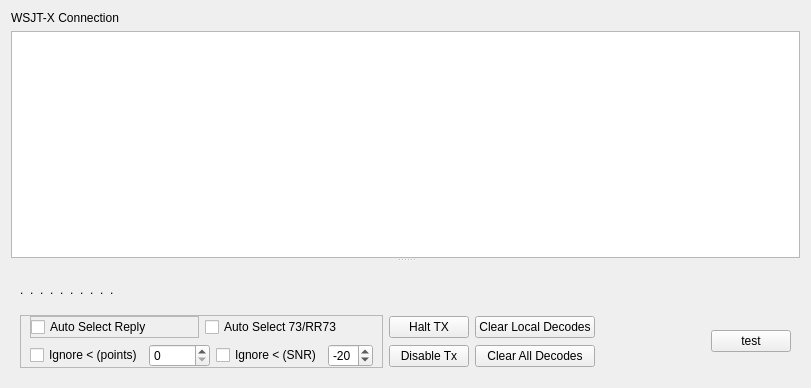
Qt form mqt/MqtLogger/WsjtxFrame.ui (Rsclub22/Minos2-Mirror) before a commit.
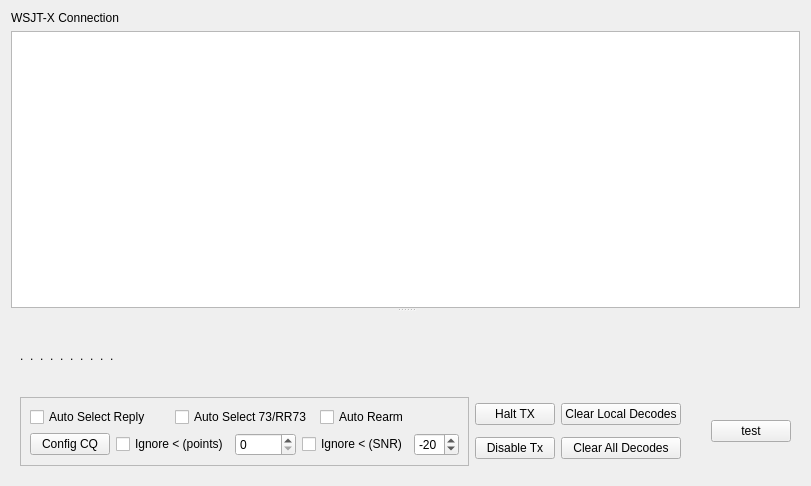
The same form after that commit. Custom widgets are drawn as their Qt base class.

Patch:
```diff
--- a/mqt/MqtLogger/WsjtxFrame.ui
+++ b/mqt/MqtLogger/WsjtxFrame.ui
@@ -7,7 +7,7 @@
     <x>0</x>
     <y>0</y>
     <width>811</width>
-    <height>388</height>
+    <height>486</height>
    </rect>
   </property>
   <property name="windowTitle">
@@ -80,7 +80,7 @@
          <x>0</x>
          <y>0</y>
          <width>793</width>
-         <height>122</height>
+         <height>157</height>
         </rect>
        </property>
        <property name="sizePolicy">
@@ -185,7 +185,7 @@
          </layout>
         </item>
         <item>
-         <layout class="QHBoxLayout" name="horizontalLayout_7">
+         <layout class="QHBoxLayout" name="horizontalLayout_5">
           <item>
            <widget class="QFrame" name="autoSelectReplyFrame">
             <property name="sizePolicy">
@@ -201,42 +201,9 @@
              <enum>QFrame::Raised</enum>
             </property>
             <layout class="QVBoxLayout" name="verticalLayout">
-             <property name="topMargin">
-              <number>0</number>
-             </property>
-             <property name="bottomMargin">
-              <number>0</number>
-             </property>
              <item>
               <layout class="QHBoxLayout" name="horizontalLayout_3">
                <item>
-                <widget class="QFrame" name="frame">
-                 <property name="frameShape">
-                  <enum>QFrame::StyledPanel</enum>
-                 </property>
-                 <property name="frameShadow">
-                  <enum>QFrame::Raised</enum>
-                 </property>
-                 <property name="lineWidth">
-                  <number>2</number>
-                 </property>
-                 <layout class="QHBoxLayout" name="horizontalLayout_5">
-                  <property name="spacing">
-                   <number>0</number>
-                  </property>
-                  <property name="leftMargin">
-                   <number>0</number>
-                  </property>
-                  <property name="topMargin">
-                   <number>0</number>
-                  </property>
-                  <property name="rightMargin">
-                   <number>0</number>
-                  </property>
-                  <property name="bottomMargin">
-                   <number>0</number>
-                  </property>
-                  <item>
                    <widget class="QCheckBox" name="autoSelectButton">
                     <property name="focusPolicy">
                      <enum>Qt::NoFocus</enum>
@@ -252,9 +219,6 @@
                     </property>
                    </widget>
                   </item>
-                 </layout>
-                </widget>
-               </item>
                <item>
                 <widget class="QCheckBox" name="autosel73cb">
                  <property name="focusPolicy">
@@ -265,10 +229,24 @@
                  </property>
                 </widget>
                </item>
+               <item>
+                <widget class="QCheckBox" name="autoRearmcb">
+                 <property name="text">
+                  <string>Auto Rearm</string>
+                 </property>
+                </widget>
+               </item>
               </layout>
              </item>
              <item>
               <layout class="QHBoxLayout" name="horizontalLayout">
+               <item>
+                <widget class="QPushButton" name="configCQButton">
+                 <property name="text">
+                  <string>Config CQ</string>
+                 </property>
+                </widget>
+               </item>
                <item>
                 <widget class="QCheckBox" name="minPointsCheckBox">
                  <property name="focusPolicy">
```
Lines whose indentation alone changed are shown as unchanged.
